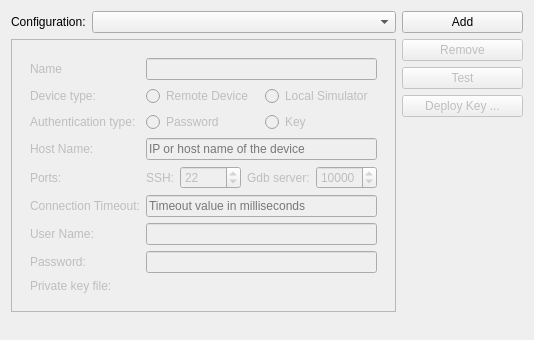
The window that src/plugins/qt4projectmanager/qt-maemo/maemosettingswidget.ui (qt-creator/qt-creator) describes before a commit, drawn with Qt 5.
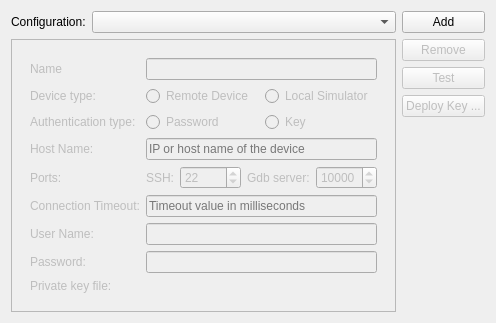
The same window after the commit. Custom widgets are drawn as their Qt base class.

Commit message: Make the maemo settings widget searchable.

Patch:
```diff
--- a/src/plugins/qt4projectmanager/qt-maemo/maemosettingswidget.ui
+++ b/src/plugins/qt4projectmanager/qt-maemo/maemosettingswidget.ui
@@ -6,8 +6,8 @@
    <rect>
     <x>0</x>
     <y>0</y>
-    <width>534</width>
-    <height>340</height>
+    <width>448</width>
+    <height>307</height>
    </rect>
   </property>
   <property name="windowTitle">
```
Left out of the diff: 16 changed lines with no effect on the pictures. The commit also changes 4 other files.
